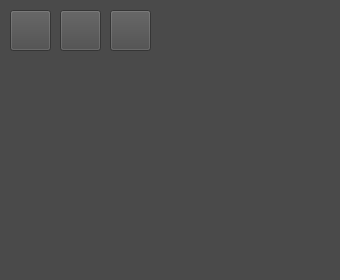
First picture: the form in video-editor/filemanagerwidget.ui, repository moevm/gui-1h2017-17, before the edit.
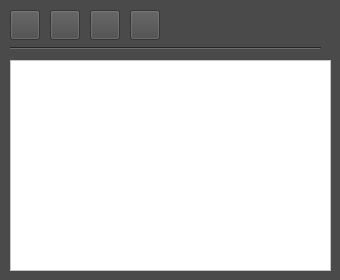
Second picture: the form after the edit.

```diff
--- a/video-editor/filemanagerwidget.ui
+++ b/video-editor/filemanagerwidget.ui
@@ -442,10 +442,22 @@
     <rect>
      <x>10</x>
      <y>10</y>
-     <width>41</width>
-     <height>41</height>
+     <width>30</width>
+     <height>30</height>
     </rect>
    </property>
+   <property name="minimumSize">
+    <size>
+     <width>30</width>
+     <height>30</height>
+    </size>
+   </property>
+   <property name="maximumSize">
+    <size>
+     <width>30</width>
+     <height>30</height>
+    </size>
+   </property>
    <property name="cursor">
     <cursorShape>PointingHandCursor</cursorShape>
    </property>
@@ -459,12 +471,24 @@
   <widget class="QPushButton" name="addVideo">
    <property name="geometry">
     <rect>
-     <x>60</x>
+     <x>90</x>
      <y>10</y>
-     <width>41</width>
-     <height>41</height>
+     <width>30</width>
+     <height>30</height>
     </rect>
    </property>
+   <property name="minimumSize">
+    <size>
+     <width>30</width>
+     <height>30</height>
+    </size>
+   </property>
+   <property name="maximumSize">
+    <size>
+     <width>30</width>
+     <height>30</height>
+    </size>
+   </property>
    <property name="cursor">
     <cursorShape>PointingHandCursor</cursorShape>
    </property>
@@ -475,12 +499,24 @@
   <widget class="QPushButton" name="addImage">
    <property name="geometry">
     <rect>
-     <x>110</x>
+     <x>50</x>
      <y>10</y>
-     <width>41</width>
-     <height>41</height>
+     <width>30</width>
+     <height>30</height>
     </rect>
    </property>
+   <property name="minimumSize">
+    <size>
+     <width>30</width>
+     <height>30</height>
+    </size>
+   </property>
+   <property name="maximumSize">
+    <size>
+     <width>30</width>
+     <height>30</height>
+    </size>
+   </property>
    <property name="cursor">
     <cursorShape>PointingHandCursor</cursorShape>
    </property>
@@ -488,6 +524,499 @@
     <string/>
    </property>
   </widget>
+  <widget class="Line" name="line">
+   <property name="geometry">
+    <rect>
+     <x>10</x>
+     <y>40</y>
+     <width>311</width>
+     <height>16</height>
+    </rect>
+   </property>
+   <property name="orientation">
+    <enum>Qt::Horizontal</enum>
+   </property>
+  </widget>
+  <widget class="QPushButton" name="record">
+   <property name="geometry">
+    <rect>
+     <x>130</x>
+     <y>10</y>
+     <width>30</width>
+     <height>30</height>
+    </rect>
+   </property>
+   <property name="minimumSize">
+    <size>
+     <width>30</width>
+     <height>30</height>
+    </size>
+   </property>
+   <property name="maximumSize">
+    <size>
+     <width>30</width>
+     <height>30</height>
+    </size>
+   </property>
+   <property name="cursor">
+    <cursorShape>PointingHandCursor</cursorShape>
+   </property>
+   <property name="toolTip">
+    <string>Запись аудио</string>
+   </property>
+   <property name="text">
+    <string/>
+   </property>
+  </widget>
+  <widget class="QTableView" name="tableView">
+   <property name="geometry">
+    <rect>
+     <x>10</x>
+     <y>60</y>
+     <width>321</width>
+     <height>211</height>
+    </rect>
+   </property>
+   <property name="sizeIncrement">
+    <size>
+     <width>0</width>
+     <height>0</height>
+    </size>
+   </property>
+   <property name="baseSize">
+    <size>
+     <width>0</width>
+     <height>0</height>
+    </size>
+   </property>
+   <property name="palette">
+    <palette>
+     <active>
+      <colorrole role="WindowText">
+       <brush brushstyle="SolidPattern">
+        <color alpha="255">
+         <red>0</red>
+         <green>0</green>
+         <blue>0</blue>
+        </color>
+       </brush>
+      </colorrole>
+      <colorrole role="Button">
+       <brush brushstyle="SolidPattern">
+        <color alpha="255">
+         <red>255</red>
+         <green>255</green>
+         <blue>255</blue>
+        </color>
+       </brush>
+      </colorrole>
+      <colorrole role="Light">
+       <brush brushstyle="SolidPattern">
+        <color alpha="255">
+         <red>255</red>
+         <green>255</green>
+         <blue>255</blue>
+        </color>
+       </brush>
+      </colorrole>
+      <colorrole role="Midlight">
+       <brush brushstyle="SolidPattern">
+        <color alpha="255">
+         <red>255</red>
+         <green>255</green>
+         <blue>255</blue>
+        </color>
+       </brush>
+      </colorrole>
+      <colorrole role="Dark">
+       <brush brushstyle="SolidPattern">
+        <color alpha="255">
+         <red>127</red>
+         <green>127</green>
+         <blue>127</blue>
+        </color>
+       </brush>
+      </colorrole>
+      <colorrole role="Mid">
+       <brush brushstyle="SolidPattern">
+        <color alpha="255">
+         <red>170</red>
+         <green>170</green>
+         <blue>170</blue>
+        </color>
+       </brush>
+      </colorrole>
+      <colorrole role="Text">
+       <brush brushstyle="SolidPattern">
+        <color alpha="255">
+         <red>0</red>
+         <green>0</green>
+         <blue>0</blue>
+        </color>
+       </brush>
+      </colorrole>
+      <colorrole role="BrightText">
+       <brush brushstyle="SolidPattern">
+        <color alpha="255">
+         <red>255</red>
+         <green>255</green>
+         <blue>255</blue>
+        </color>
+       </brush>
+      </colorrole>
+      <colorrole role="ButtonText">
+       <brush brushstyle="SolidPattern">
+        <color alpha="255">
+         <red>0</red>
+         <green>0</green>
+         <blue>0</blue>
+        </color>
+       </brush>
+      </colorrole>
+      <colorrole role="Base">
+       <brush brushstyle="SolidPattern">
+        <color alpha="255">
+         <red>255</red>
+         <green>255</green>
+         <blue>255</blue>
+        </color>
+       </brush>
+      </colorrole>
+      <colorrole role="Window">
+       <brush brushstyle="SolidPattern">
+        <color alpha="255">
+         <red>255</red>
+         <green>255</green>
+         <blue>255</blue>
+        </color>
+       </brush>
+      </colorrole>
+      <colorrole role="Shadow">
+       <brush brushstyle="SolidPattern">
+        <color alpha="255">
+         <red>0</red>
+         <green>0</green>
+         <blue>0</blue>
+        </color>
+       </brush>
+      </colorrole>
+      <colorrole role="AlternateBase">
+       <brush brushstyle="SolidPattern">
+        <color alpha="255">
+         <red>255</red>
+         <green>255</green>
+         <blue>255</blue>
+        </color>
+       </brush>
+      </colorrole>
+      <colorrole role="ToolTipBase">
+       <brush brushstyle="SolidPattern">
+        <color alpha="255">
+         <red>255</red>
+         <green>255</green>
+         <blue>220</blue>
+        </color>
+       </brush>
+      </colorrole>
+      <colorrole role="ToolTipText">
+       <brush brushstyle="SolidPattern">
+        <color alpha="255">
+         <red>0</red>
+         <green>0</green>
+         <blue>0</blue>
+        </color>
+       </brush>
+      </colorrole>
+     </active>
+     <inactive>
+      <colorrole role="WindowText">
+       <brush brushstyle="SolidPattern">
+        <color alpha="255">
+         <red>0</red>
+         <green>0</green>
+         <blue>0</blue>
+        </color>
+       </brush>
+      </colorrole>
+      <colorrole role="Button">
+       <brush brushstyle="SolidPattern">
+        <color alpha="255">
+         <red>255</red>
+         <green>255</green>
+         <blue>255</blue>
+        </color>
+       </brush>
+      </colorrole>
+      <colorrole role="Light">
+       <brush brushstyle="SolidPattern">
+        <color alpha="255">
+         <red>255</red>
+         <green>255</green>
+         <blue>255</blue>
+        </color>
+       </brush>
+      </colorrole>
+      <colorrole role="Midlight">
+       <brush brushstyle="SolidPattern">
+        <color alpha="255">
+         <red>255</red>
+         <green>255</green>
+         <blue>255</blue>
+        </color>
+       </brush>
+      </colorrole>
+      <colorrole role="Dark">
+       <brush brushstyle="SolidPattern">
+        <color alpha="255">
+         <red>127</red>
+         <green>127</green>
+         <blue>127</blue>
+        </color>
+       </brush>
+      </colorrole>
+      <colorrole role="Mid">
+       <brush brushstyle="SolidPattern">
+        <color alpha="255">
+         <red>170</red>
+         <green>170</green>
+         <blue>170</blue>
+        </color>
+       </brush>
+      </colorrole>
+      <colorrole role="Text">
+       <brush brushstyle="SolidPattern">
+        <color alpha="255">
+         <red>0</red>
+         <green>0</green>
+         <blue>0</blue>
+        </color>
+       </brush>
+      </colorrole>
+      <colorrole role="BrightText">
+       <brush brushstyle="SolidPattern">
+        <color alpha="255">
+         <red>255</red>
+         <green>255</green>
+         <blue>255</blue>
+        </color>
+       </brush>
+      </colorrole>
+      <colorrole role="ButtonText">
+       <brush brushstyle="SolidPattern">
+        <color alpha="255">
+         <red>0</red>
+         <green>0</green>
+         <blue>0</blue>
+        </color>
+       </brush>
+      </colorrole>
+      <colorrole role="Base">
+       <brush brushstyle="SolidPattern">
+        <color alpha="255">
+         <red>255</red>
+         <green>255</green>
+         <blue>255</blue>
+        </color>
+       </brush>
+      </colorrole>
+      <colorrole role="Window">
+       <brush brushstyle="SolidPattern">
+        <color alpha="255">
+         <red>255</red>
+         <green>255</green>
+         <blue>255</blue>
+        </color>
+       </brush>
+      </colorrole>
+      <colorrole role="Shadow">
+       <brush brushstyle="SolidPattern">
+        <color alpha="255">
+         <red>0</red>
+         <green>0</green>
+         <blue>0</blue>
+        </color>
+       </brush>
+      </colorrole>
+      <colorrole role="AlternateBase">
+       <brush brushstyle="SolidPattern">
+        <color alpha="255">
+         <red>255</red>
+         <green>255</green>
+         <blue>255</blue>
+        </color>
+       </brush>
+      </colorrole>
+      <colorrole role="ToolTipBase">
+       <brush brushstyle="SolidPattern">
+        <color alpha="255">
+         <red>255</red>
+         <green>255</green>
+         <blue>220</blue>
+        </color>
+       </brush>
+      </colorrole>
+      <colorrole role="ToolTipText">
+       <brush brushstyle="SolidPattern">
+        <color alpha="255">
+         <red>0</red>
+         <green>0</green>
+         <blue>0</blue>
+        </color>
+       </brush>
+      </colorrole>
+     </inactive>
+     <disabled>
+      <colorrole role="WindowText">
+       <brush brushstyle="SolidPattern">
+        <color alpha="255">
+         <red>127</red>
+         <green>127</green>
+         <blue>127</blue>
+        </color>
+       </brush>
+      </colorrole>
+      <colorrole role="Button">
+       <brush brushstyle="SolidPattern">
+        <color alpha="255">
+         <red>255</red>
+         <green>255</green>
+         <blue>255</blue>
+        </color>
+       </brush>
+      </colorrole>
+      <colorrole role="Light">
+       <brush brushstyle="SolidPattern">
+        <color alpha="255">
+         <red>255</red>
+         <green>255</green>
+         <blue>255</blue>
+        </color>
+       </brush>
+      </colorrole>
+      <colorrole role="Midlight">
+       <brush brushstyle="SolidPattern">
+        <color alpha="255">
+         <red>255</red>
+         <green>255</green>
+         <blue>255</blue>
+        </color>
+       </brush>
+      </colorrole>
+      <colorrole role="Dark">
+       <brush brushstyle="SolidPattern">
+        <color alpha="255">
+         <red>127</red>
+         <green>127</green>
+         <blue>127</blue>
+        </color>
+       </brush>
+      </colorrole>
+      <colorrole role="Mid">
+       <brush brushstyle="SolidPattern">
+        <color alpha="255">
+         <red>170</red>
+         <green>170</green>
+         <blue>170</blue>
+        </color>
+       </brush>
+      </colorrole>
+      <colorrole role="Text">
+       <brush brushstyle="SolidPattern">
+        <color alpha="255">
+         <red>127</red>
+         <green>127</green>
+         <blue>127</blue>
+        </color>
+       </brush>
+      </colorrole>
+      <colorrole role="BrightText">
+       <brush brushstyle="SolidPattern">
+        <color alpha="255">
+         <red>255</red>
+         <green>255</green>
+         <blue>255</blue>
+        </color>
+       </brush>
+      </colorrole>
+      <colorrole role="ButtonText">
+       <brush brushstyle="SolidPattern">
+        <color alpha="255">
+         <red>127</red>
+         <green>127</green>
+         <blue>127</blue>
+        </color>
+       </brush>
+      </colorrole>
+      <colorrole role="Base">
+       <brush brushstyle="SolidPattern">
+        <color alpha="255">
+         <red>255</red>
+         <green>255</green>
+         <blue>255</blue>
+        </color>
+       </brush>
+      </colorrole>
+      <colorrole role="Window">
+       <brush brushstyle="SolidPattern">
+        <color alpha="255">
+         <red>255</red>
+         <green>255</green>
+         <blue>255</blue>
+        </color>
+       </brush>
+      </colorrole>
+      <colorrole role="Shadow">
+       <brush brushstyle="SolidPattern">
+        <color alpha="255">
+         <red>0</red>
+         <green>0</green>
+         <blue>0</blue>
+        </color>
+       </brush>
+      </colorrole>
+      <colorrole role="AlternateBase">
+       <brush brushstyle="SolidPattern">
+        <color alpha="255">
+         <red>255</red>
+         <green>255</green>
+         <blue>255</blue>
+        </color>
+       </brush>
+      </colorrole>
+      <colorrole role="ToolTipBase">
+       <brush brushstyle="SolidPattern">
+        <color alpha="255">
+         <red>255</red>
+         <green>255</green>
+         <blue>220</blue>
+        </color>
+       </brush>
+      </colorrole>
+      <colorrole role="ToolTipText">
+       <brush brushstyle="SolidPattern">
+        <color alpha="255">
+         <red>0</red>
+         <green>0</green>
+         <blue>0</blue>
+        </color>
+       </brush>
+      </colorrole>
+     </disabled>
+    </palette>
+   </property>
+   <property name="editTriggers">
+    <set>QAbstractItemView::NoEditTriggers</set>
+   </property>
+   <property name="selectionMode">
+    <enum>QAbstractItemView::SingleSelection</enum>
+   </property>
+   <attribute name="horizontalHeaderVisible">
+    <bool>false</bool>
+   </attribute>
+   <attribute name="verticalHeaderVisible">
+    <bool>false</bool>
+   </attribute>
+  </widget>
  </widget>
  <resources/>
  <connections/>
```
Left out of the diff: 21 changed lines with no effect on the pictures.
